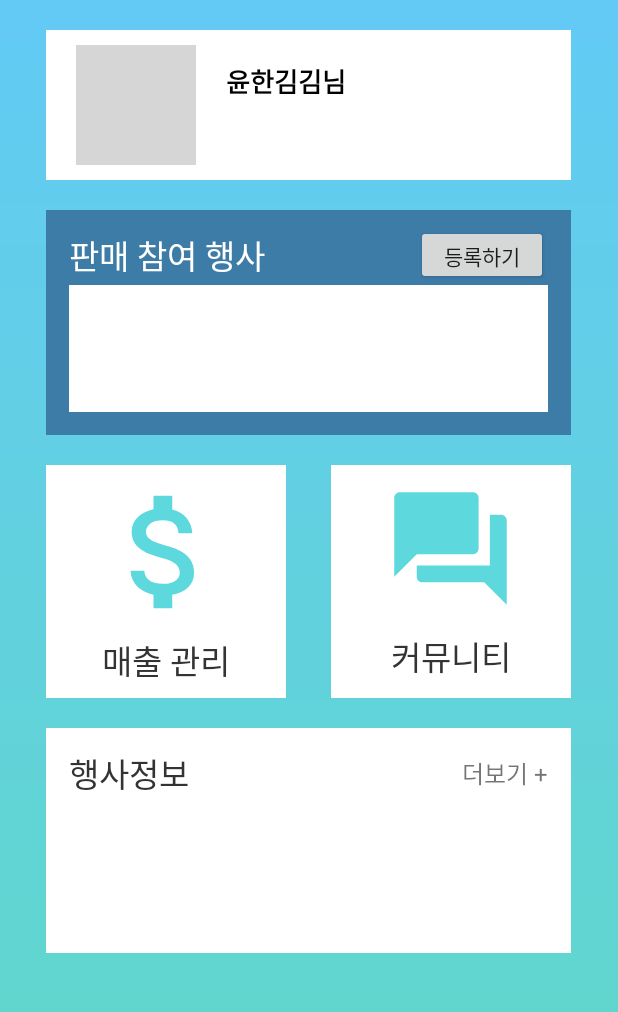
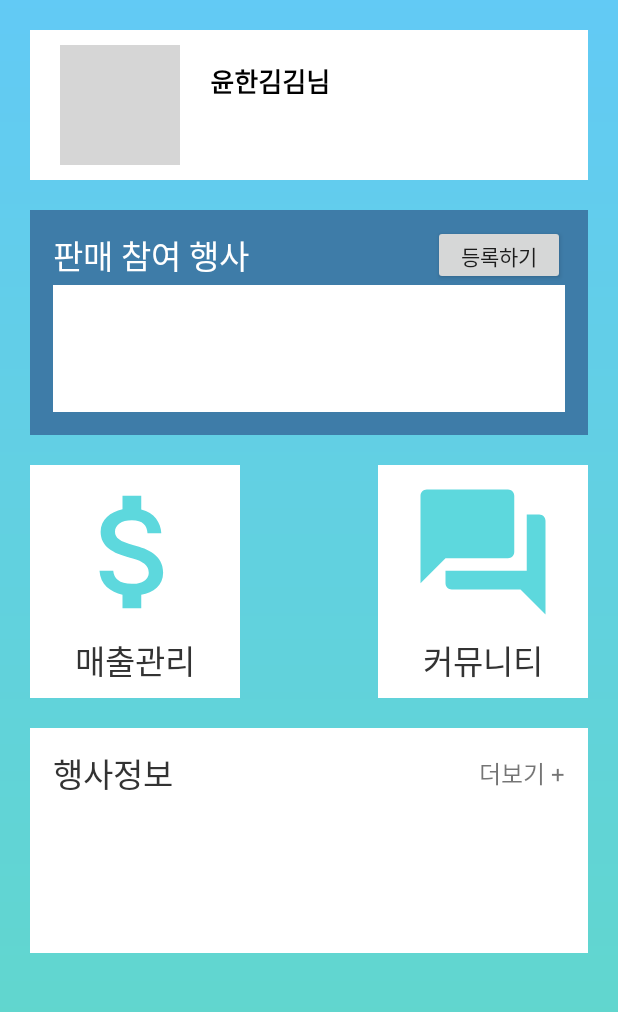
Before and after one commit to hanhyewon/PocketManager, an Android app: the layout activity_home.xml on its own in the app's theme, with its tools: preview values and no code run, on a phone screen of 412 x 824 dp, the part 84-1096 px from its top. Run offline under Robolectric (Android 15) with nearby library versions, the phone set to English and light mode, and no system bars; plain views replace CirclePageIndicator; grey boxes are pictures that could not be loaded.

Commit message:
0907_혜원_홈화면 디바이스에 맞게 비율 조정_다른 디바이스에서도 확인 바람

```diff
--- a/app/src/main/java/com/example/gpdnj/pocketmanager/MainActivity.java
+++ b/app/src/main/java/com/example/gpdnj/pocketmanager/MainActivity.java
@@ -10,11 +10,11 @@ import android.widget.EditText;
 import android.widget.TextView;
 import android.widget.Toast;
 
-import com.example.soyeon.MainProduct;
 import com.google.android.gms.tasks.OnCompleteListener;
 import com.google.android.gms.tasks.Task;
 import com.google.firebase.auth.AuthResult;
 import com.google.firebase.auth.FirebaseAuth;
+import com.google.firebase.auth.FirebaseUser;
 
 public class MainActivity extends AppCompatActivity {
 
@@ -33,8 +33,8 @@ public class MainActivity extends AppCompatActivity {
         setContentView(R.layout.activity_main);
 
         //실험용 추가 인텐트
-        final Intent intent_PMain = new Intent(this, MainProduct.class);
-        startActivity(intent_PMain);
+        //final Intent intent_PMain = new Intent(this, MainProduct.class);
+        //startActivity(intent_PMain);
 
         firebaseAuth = FirebaseAuth.getInstance();
         //getHashKey();
--- a/app/src/main/res/layout/activity_home.xml
+++ b/app/src/main/res/layout/activity_home.xml
@@ -24,7 +24,7 @@
             android:padding="20dp">
 
             <LinearLayout
-                android:layout_width="350dp"
+                android:layout_width="match_parent"
                 android:layout_height="100dp"
                 android:layout_gravity="center"
                 android:background="#ffffff"
@@ -70,7 +70,7 @@
             </LinearLayout>
 
             <LinearLayout
-                android:layout_width="350dp"
+                android:layout_width="match_parent"
                 android:layout_height="150dp"
                 android:layout_gravity="center"
                 android:layout_marginTop="20dp"
@@ -114,15 +114,17 @@
             </LinearLayout>
 
             <LinearLayout
-                android:layout_width="350dp"
+                android:layout_width="match_parent"
                 android:layout_height="wrap_content"
                 android:orientation="horizontal"
                 android:layout_gravity="center"
                 android:layout_marginTop="20dp">
 
                 <LinearLayout
-                    android:layout_width="160dp"
+                    android:layout_width="wrap_content"
                     android:layout_height="155dp"
+                    android:paddingLeft="20dp"
+                    android:paddingRight="20dp"
                     android:background="#ffffff"
                     android:layout_gravity="left"
                     android:orientation="vertical"
@@ -138,7 +140,7 @@
                     <TextView
                         android:layout_width="wrap_content"
                         android:layout_height="wrap_content"
-                        android:text="매출 관리"
+                        android:text="매출관리"
                         android:layout_gravity="center"
                         android:paddingTop="5dp"
                         android:textSize="22dp"
@@ -152,16 +154,18 @@
                     android:layout_weight="1" />
 
                 <LinearLayout
-                    android:layout_width="160dp"
+                    android:layout_width="wrap_content"
                     android:layout_height="155dp"
+                    android:paddingLeft="20dp"
+                    android:paddingRight="20dp"
                     android:background="#ffffff"
                     android:layout_gravity="right"
                     android:orientation="vertical"
                     android:gravity="center">
 
                     <ImageView
-                        android:layout_width="90dp"
-                        android:layout_height="90dp"
+                        android:layout_width="wrap_content"
+                        android:layout_height="wrap_content"
                         android:src="@drawable/community"/>
 
                     <TextView
@@ -169,7 +173,7 @@
                         android:layout_height="wrap_content"
                         android:text="커뮤니티"
                         android:layout_gravity="center"
-                        android:paddingTop="10dp"
+                        android:paddingTop="5dp"
                         android:textSize="22dp"
                         android:textColor="#333333"/>
 
@@ -177,7 +181,7 @@
             </LinearLayout>
 
             <LinearLayout
-                android:layout_width="350dp"
+                android:layout_width="match_parent"
                 android:layout_height="150dp"
                 android:background="#ffffff"
                 android:layout_gravity="center"
```
